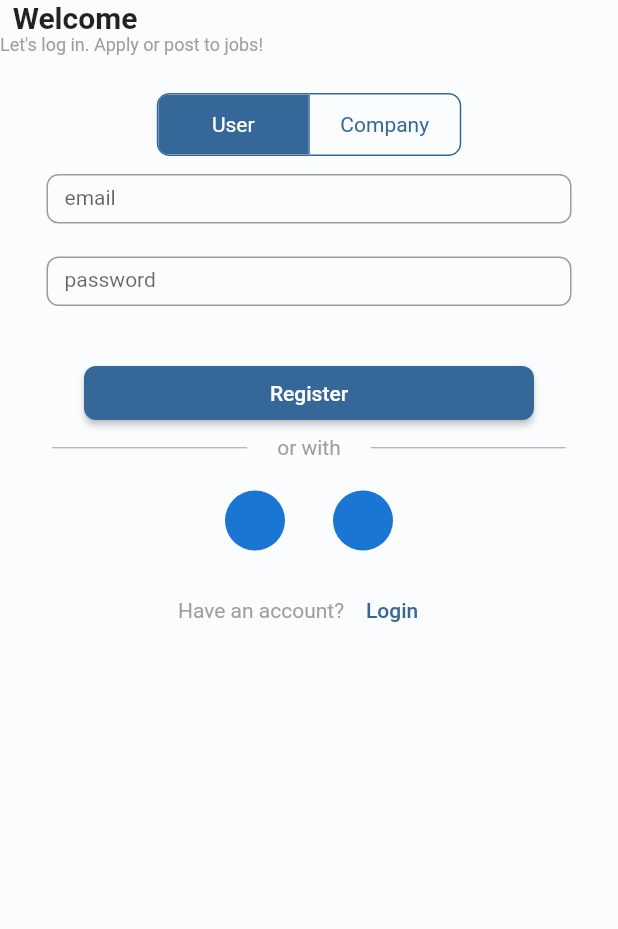
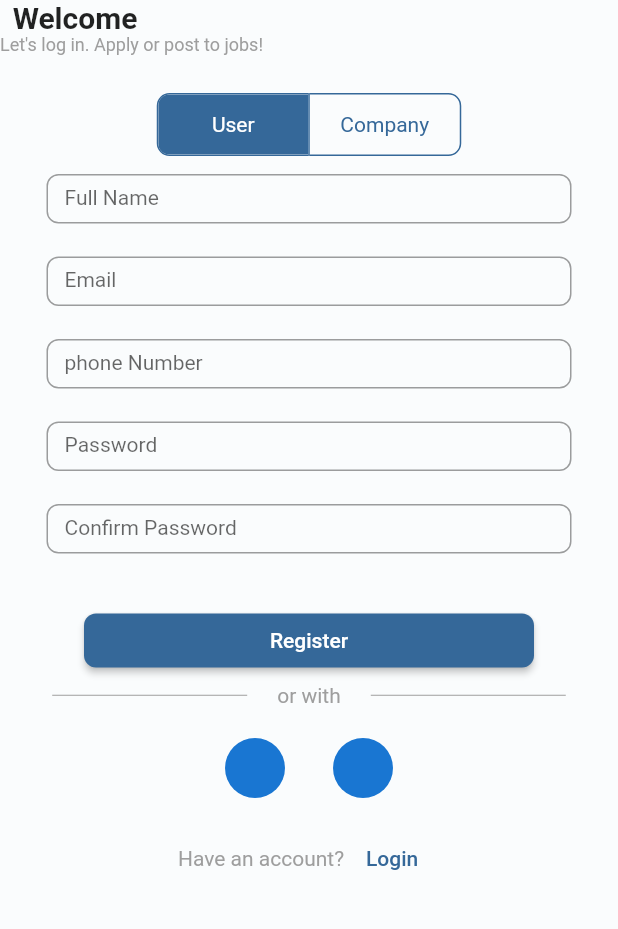
Before and after one commit to med997/hr_career_app, a Flutter app: the RegisterPage screen opened directly, on a phone screen of 412 x 824 dp, the part 105-1034 px from its top. Run offline on Flutter 3.47's test engine with Material 3 defaults, Android fonts, the phone set to English and light mode, and no system bars; our stand-ins replace bloc, carousel_slider, dartz, equatable, flutter_bloc, flutter_svg and 5 more; missing offline and left inert: flutter_adaptive_scaffold; accounts and stored records are empty; network calls fail; Roboto replaces fonts that are missing (almarai).

```diff
--- a/lib/features/auth/presentation/widget/segmented_button_widget.dart
+++ b/lib/features/auth/presentation/widget/segmented_button_widget.dart
@@ -50,9 +50,11 @@ class _SegmentedControlRegisterWidgetState extends State<SegmentedControlRegiste
             crossAxisAlignment: CrossAxisAlignment.center,
             children: [
               DynamicFormWidget(dynamicFormsList: [
-                DynamicModel('email', FormType.text,value: '',isRequired: true, disabled: false),
-                DynamicModel('password', FormType.text,value: '',isRequired: true, disabled: false),
-
+                DynamicModel('Full Name', FormType.text,value: '',isRequired: true, disabled: false),
+                DynamicModel('Email', FormType.text,value: '',isRequired: true, disabled: false),
+                DynamicModel('phone Number', FormType.text,value: '',isRequired: true, disabled: false),
+                DynamicModel('Password', FormType.text,value: '',isRequired: true, disabled: false),
+                DynamicModel('Confirm Password', FormType.text,value: '',isRequired: true, disabled: false),
               ], submitBtnLabel: 'login'),
             ],
           )
@@ -61,8 +63,12 @@ class _SegmentedControlRegisterWidgetState extends State<SegmentedControlRegiste
             crossAxisAlignment: CrossAxisAlignment.center,
             children: [
               DynamicFormWidget(dynamicFormsList: [
-                DynamicModel('email', FormType.text,value: '',isRequired: true, disabled: false),
-                DynamicModel('password', FormType.text,value: '',isRequired: true, disabled: false),
+                DynamicModel('Company Name', FormType.text,value: '',isRequired: true, disabled: false),
+                DynamicModel('Email', FormType.text,value: '',isRequired: true, disabled: false),
+                DynamicModel('Address', FormType.text,value: '',isRequired: true, disabled: false),
+                DynamicModel('Phone Number', FormType.text,value: '',isRequired: true, disabled: false),
+                DynamicModel('Password', FormType.text,value: '',isRequired: true, disabled: false),
+                DynamicModel('Confirm Password', FormType.text,value: '',isRequired: true, disabled: false),
 
               ], submitBtnLabel: 'login'),
             ],
```
